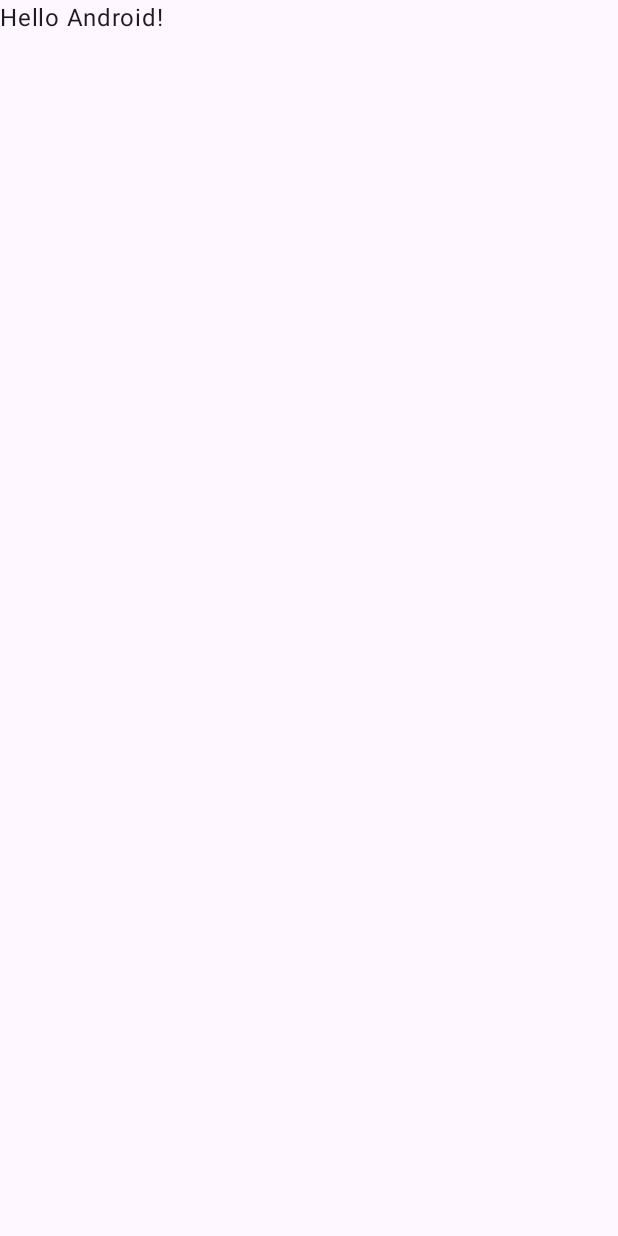
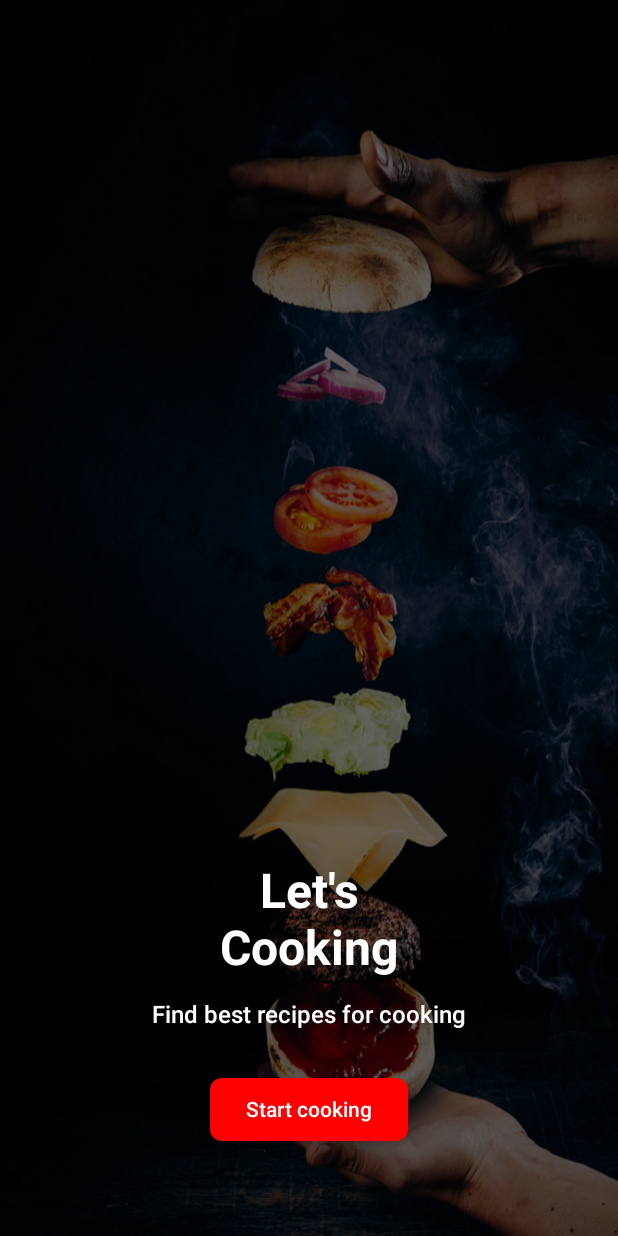
Before and after one commit to victorashino/EasyRecipes, an Android app built with Jetpack Compose: the screen it shows after launch (MainActivity), on a phone screen of 412 x 824 dp. Before the commit the screen is almost empty. Run offline under Robolectric (Android 15) with nearby library versions, the phone set to English and light mode, and no system bars; network calls fail; 1 statement that could not run was skipped.

```diff
--- a/app/src/main/AndroidManifest.xml
+++ b/app/src/main/AndroidManifest.xml
@@ -1,6 +1,8 @@
 <?xml version="1.0" encoding="utf-8"?>
 <manifest xmlns:android="http://schemas.android.com/apk/res/android"
     xmlns:tools="http://schemas.android.com/tools">
+
+    <uses-permission android:name="android.permission.INTERNET" />
 
     <application
         android:allowBackup="true"
--- /dev/null
+++ b/app/src/main/java/com/devspace/myapplication/ERApp.kt
@@ -0,0 +1,45 @@
+package com.devspace.myapplication
+
+import androidx.compose.runtime.Composable
+import androidx.navigation.NavType
+import androidx.navigation.compose.NavHost
+import androidx.navigation.compose.composable
+import androidx.navigation.compose.rememberNavController
+import androidx.navigation.navArgument
+import com.devspace.myapplication.detail.presentation.RecipeDetailViewModel
+import com.devspace.myapplication.detail.presentation.ui.RecipeDetailScreen
+import com.devspace.myapplication.list.presentation.RecipeListViewModel
+import com.devspace.myapplication.list.presentation.ui.RecipeListScreen
+import com.devspace.myapplication.presentationscr.PresentationScreen
+
+@Composable
+fun ERApp(
+    recipeListViewModel: RecipeListViewModel,
+    recipeDetailViewModel: RecipeDetailViewModel
+) {
+    val navController = rememberNavController()
+    NavHost(navController = navController, startDestination = "presentationScreen") {
+        composable(route = "presentationScreen") {
+            PresentationScreen(navController)
+        }
+        composable(route = "recipeListScreen") {
+            RecipeListScreen(
+                navController,
+                recipeListViewModel
+                )
+        }
+        composable(
+            route = "recipeDetailScreen" + "/{itemId}",
+            arguments = listOf(navArgument("itemId") {
+                type = NavType.StringType
+            })
+        ) {backStackEntry ->
+            val movieId = requireNotNull(backStackEntry.arguments?.getString("itemId"))
+            RecipeDetailScreen(
+                movieId,
+                navController,
+                recipeDetailViewModel
+            )
+        }
+    }
+}
--- a/app/src/main/java/com/devspace/myapplication/MainActivity.kt
+++ b/app/src/main/java/com/devspace/myapplication/MainActivity.kt
@@ -3,44 +3,34 @@ package com.devspace.myapplication
 import android.os.Bundle
 import androidx.activity.ComponentActivity
 import androidx.activity.compose.setContent
+import androidx.activity.viewModels
 import androidx.compose.foundation.layout.fillMaxSize
-import androidx.compose.material3.MaterialTheme
 import androidx.compose.material3.Surface
-import androidx.compose.material3.Text
-import androidx.compose.runtime.Composable
 import androidx.compose.ui.Modifier
-import androidx.compose.ui.tooling.preview.Preview
+import androidx.compose.ui.graphics.Color
+import com.devspace.myapplication.detail.presentation.RecipeDetailViewModel
+import com.devspace.myapplication.list.presentation.RecipeListViewModel
 import com.devspace.myapplication.ui.theme.EasyRecipesTheme
 
 class MainActivity : ComponentActivity() {
+
+    private val listViewModel by viewModels<RecipeListViewModel>{ RecipeListViewModel.Factory }
+    private val detailViewModel by viewModels<RecipeDetailViewModel>{ RecipeDetailViewModel.Factory }
+
     override fun onCreate(savedInstanceState: Bundle?) {
         super.onCreate(savedInstanceState)
         setContent {
             EasyRecipesTheme {
-                // A surface container using the 'background' color from the theme
                 Surface(
                     modifier = Modifier.fillMaxSize(),
-                    color = MaterialTheme.colorScheme.background
+                    color = Color(0xFFFFF6F1)
                 ) {
-                    Greeting("Android")
+                    ERApp(
+                        listViewModel,
+                        detailViewModel
+                    )
                 }
             }
         }
     }
 }
-
-@Composable
-fun Greeting(name: String, modifier: Modifier = Modifier) {
-    Text(
-        text = "Hello $name!",
-        modifier = modifier
-    )
-}
-
-@Preview(showBackground = true)
-@Composable
-fun GreetingPreview() {
-    EasyRecipesTheme {
-        Greeting("Android")
-    }
-}
--- /dev/null
+++ b/app/src/main/java/com/devspace/myapplication/common/data/RetrofitClient.kt
@@ -0,0 +1,35 @@
+package com.devspace.myapplication.common.data
+
+import com.devspace.myapplication.BuildConfig
+import okhttp3.OkHttpClient
+import okhttp3.Request
+import retrofit2.Retrofit
+import retrofit2.converter.gson.GsonConverterFactory
+
+private const val BASE_URL: String = "https://api.spoonacular.com/"
+
+object RetrofitClient {
+
+    private val httpClient: OkHttpClient
+        get() {
+            val clientBuilder = OkHttpClient.Builder()
+            val token = BuildConfig.API_KEY
+
+            clientBuilder.addInterceptor { chain ->
+                val original: Request = chain.request()
+                val request = original.newBuilder()
+                val originalHttpUrl = chain.request().url
+                val newUrl = originalHttpUrl.newBuilder()
+                    .addQueryParameter("apiKey", token).build()
+                chain.proceed(request.url(newUrl).build())
+            }
+            return clientBuilder.build()
+        }
+
+    val retrofitInstance: Retrofit = Retrofit.Builder()
+        .baseUrl(BASE_URL)
+        .client(httpClient)
+        .addConverterFactory(GsonConverterFactory.create())
+        .build()
+
+}
--- /dev/null
+++ b/app/src/main/java/com/devspace/myapplication/detail/data/DetailService.kt
@@ -0,0 +1,16 @@
+package com.devspace.myapplication.detail.data
+
+import com.devspace.myapplication.common.model.RecipeDto
+import retrofit2.Response
+import retrofit2.http.GET
+import retrofit2.http.Path
+
+interface DetailService {
+
+    @GET("recipes/{id}/information?includeNutrition=false")
+    suspend fun getRecipeDetail(
+        @Path("id")
+        id: String
+    ): Response<RecipeDto>
+
+}
--- /dev/null
+++ b/app/src/main/java/com/devspace/myapplication/detail/presentation/RecipeDetailViewModel.kt
@@ -0,0 +1,47 @@
+package com.devspace.myapplication.detail.presentation
+
+import android.util.Log
+import androidx.lifecycle.ViewModel
+import androidx.lifecycle.ViewModelProvider
+import androidx.lifecycle.viewModelScope
+import androidx.lifecycle.viewmodel.CreationExtras
+import com.devspace.myapplication.common.data.RetrofitClient
+import com.devspace.myapplication.common.model.RecipeDto
+import com.devspace.myapplication.detail.data.DetailService
+import kotlinx.coroutines.Dispatchers
+import kotlinx.coroutines.flow.MutableStateFlow
+import kotlinx.coroutines.flow.StateFlow
+import kotlinx.coroutines.launch
+
+class RecipeDetailViewModel(
+    private val detailService: DetailService
+) : ViewModel() {
+
+    private val _uiRecipeDetail = MutableStateFlow<RecipeDto?>(null)
+    val uiRecipeDetail: StateFlow<RecipeDto?> = _uiRecipeDetail
+
+    fun fetchDetail(id: String) = viewModelScope.launch(Dispatchers.IO) {
+        val response = detailService.getRecipeDetail(id)
+        if (response.isSuccessful) {
+            val recipes = response.body()
+            if (recipes != null) {
+                _uiRecipeDetail.value = recipes
+                Log.d("RecipeDetailViewModel", "${response.body()}")
+            }
+        } else {
+            Log.d("RecipeDetailViewModel", "Request Error :: ${response.errorBody()}")
+        }
+    }
+
+    companion object {
+        val Factory: ViewModelProvider.Factory = object : ViewModelProvider.Factory {
+            override fun <T : ViewModel> create(modelClass: Class<T>, extras: CreationExtras): T {
+                val detailService = RetrofitClient.retrofitInstance.create(DetailService::class.java)
+                return RecipeDetailViewModel(
+                    detailService
+                ) as T
+            }
+        }
+    }
+
+}
--- /dev/null
+++ b/app/src/main/java/com/devspace/myapplication/list/data/RandomListService.kt
@@ -0,0 +1,13 @@
+package com.devspace.myapplication.list.data
+
+import com.devspace.myapplication.common.model.RecipeResponse
+import retrofit2.Call
+import retrofit2.Response
+import retrofit2.http.GET
+
+interface RandomListService {
+
+    @GET("recipes/random?number=2")
+    suspend fun getRandom(): Response<RecipeResponse>
+
+}
--- /dev/null
+++ b/app/src/main/java/com/devspace/myapplication/list/presentation/RecipeListViewModel.kt
@@ -0,0 +1,51 @@
+package com.devspace.myapplication.list.presentation
+
+import android.util.Log
+import androidx.compose.runtime.saveable.listSaver
+import androidx.lifecycle.ViewModel
+import androidx.lifecycle.ViewModelProvider
+import androidx.lifecycle.viewModelScope
+import androidx.lifecycle.viewmodel.CreationExtras
+import com.devspace.myapplication.common.data.RetrofitClient
+import com.devspace.myapplication.common.model.RecipeDto
+import com.devspace.myapplication.list.data.RandomListService
+import kotlinx.coroutines.Dispatchers
+import kotlinx.coroutines.flow.MutableStateFlow
+import kotlinx.coroutines.flow.StateFlow
+import kotlinx.coroutines.launch
+
+class RecipeListViewModel(
+    private val listService: RandomListService
+) : ViewModel() {
+
+    private val _uiRandomRecipes = MutableStateFlow<List<RecipeDto>>(emptyList())
+    val uiRandomRecipes: StateFlow<List<RecipeDto>> = _uiRandomRecipes
+
+    init {
+        fetchRandomRecipes()
+    }
+
+    private fun fetchRandomRecipes() = viewModelScope.launch(Dispatchers.IO) {
+        val response = listService.getRandom()
+        if (response.isSuccessful) {
+            val recipes = response.body()?.recipes
+            if (recipes != null) {
+                _uiRandomRecipes.value = recipes
+                Log.d("RecipeListViewModel", "${response.body()}")
+            }
+        } else {
+            Log.d("RecipeListViewModel", "Request Error :: ${response.errorBody()}")
+        }
+    }
+
+    companion object {
+        val Factory: ViewModelProvider.Factory = object : ViewModelProvider.Factory {
+            override fun <T : ViewModel> create(modelClass: Class<T>, extras: CreationExtras): T {
+                val listService = RetrofitClient.retrofitInstance.create(RandomListService::class.java)
+                return RecipeListViewModel(
+                    listService
+                ) as T
+            }
+        }
+    }
+}
--- /dev/null
+++ b/app/src/main/java/com/devspace/myapplication/presentationscr/PresentationScreen.kt
@@ -0,0 +1,113 @@
+package com.devspace.myapplication.presentationscr
+
+import androidx.compose.foundation.Image
+import androidx.compose.foundation.background
+import androidx.compose.foundation.layout.Arrangement
+import androidx.compose.foundation.layout.Box
+import androidx.compose.foundation.layout.Column
+import androidx.compose.foundation.layout.fillMaxSize
+import androidx.compose.foundation.layout.height
+import androidx.compose.foundation.layout.padding
+import androidx.compose.foundation.layout.width
+import androidx.compose.foundation.shape.RoundedCornerShape
+import androidx.compose.material3.Button
+import androidx.compose.material3.ButtonDefaults
+import androidx.compose.material3.Text
+import androidx.compose.runtime.Composable
+import androidx.compose.ui.Alignment
+import androidx.compose.ui.Modifier
+import androidx.compose.ui.graphics.Color
+import androidx.compose.ui.layout.ContentScale
+import androidx.compose.ui.res.painterResource
+import androidx.compose.ui.text.TextStyle
+import androidx.compose.ui.text.font.FontWeight
+import androidx.compose.ui.unit.dp
+import androidx.compose.ui.unit.sp
+import androidx.navigation.NavHostController
+import com.devspace.myapplication.R
+
+@Composable
+fun PresentationScreen(navController: NavHostController) {
+    PresentationContent(navController)
+}
+
+@Composable
+private fun PresentationContent(navController: NavHostController) {
+    Box(
+        modifier = Modifier.fillMaxSize()
+    ) {
+        Image(
+            modifier = Modifier.fillMaxSize(),
+            painter = painterResource(id = R.drawable.onboarding),
+            contentDescription = "Background Image",
+            contentScale = ContentScale.FillBounds
+        )
+
+        Box(
+            modifier = Modifier
+                .fillMaxSize()
+                .background(color = Color(0x99000000)),
+        ) {
+            Column(
+                modifier = Modifier
+                    .padding(bottom = 64.dp)
+                    .fillMaxSize(),
+                horizontalAlignment = Alignment.CenterHorizontally,
+                verticalArrangement = Arrangement.Bottom,
+            ) {
+                Text(
+                    text = "Let's",
+                    style = TextStyle(
+                        fontSize = 32.sp,
+                        color = Color.White,
+                        fontWeight = FontWeight.Bold
+                    ),
+                )
+                Text(
+                    text = "Cooking",
+                    modifier = Modifier.padding(bottom = 16.dp),
+                    style = TextStyle(
+                        fontSize = 32.sp,
+                        color = Color.White,
+                        fontWeight = FontWeight.Bold
+                    ),
+                )
+                Text(
+                    text = "Find best recipes for cooking",
+                    style = TextStyle(
+                        fontSize = 16.sp,
+                        color = Color.White,
+                        fontWeight = FontWeight.SemiBold
+                    ),
+                )
+                ButtonStart {
+                    navController.navigate("recipeListScreen")
+                }
+            }
+        }
+    }
+}
+
+@Composable
+private fun ButtonStart(onClick: () -> Unit) {
+    Button(
+        onClick = onClick,
+        colors = ButtonDefaults.buttonColors(
+            containerColor = Color.Red
+        ),
+        shape = RoundedCornerShape(8.dp),
+        modifier = Modifier
+            .height(74.dp)
+            .width(132.dp)
+            .padding(top = 32.dp)
+    ) {
+        Text(
+            text = "Start cooking",
+            style = TextStyle(
+                fontSize = 14.sp,
+                color = Color.White,
+                fontWeight = FontWeight.SemiBold
+            ),
+        )
+    }
+}
--- a/app/src/main/java/com/devspace/myapplication/ui/theme/Color.kt
+++ b/app/src/main/java/com/devspace/myapplication/ui/theme/Color.kt
@@ -9,3 +9,4 @@ val RedAccent80 = Color(0xFFFF8A80) // Acento vermelho claro para o tema dark
 val Red40 = Color(0xFFD32F2F) // Vermelho para o tema light
 val RedGrey40 = Color(0xFFBDBDBD) // Cinza avermelhado para o tema light
 val RedAccent40 = Color(0xFFFF5252) // Acento vermelho para o tema light
+val Abc = Color(0xFFFFF0E7)
--- a/app/src/main/res/values/colors.xml
+++ b/app/src/main/res/values/colors.xml
@@ -5,6 +5,6 @@
     <color name="purple_700">#FF3700B3</color>
     <color name="teal_200">#FF03DAC5</color>
     <color name="teal_700">#FF018786</color>
-    <color name="black">#FF000000</color>
+    <color name="black">#000000</color>
     <color name="white">#FFFFFFFF</color>
 </resources>
```
Also changed, not shown: app/src/main/java/com/devspace/myapplication/ERHtmlToText.kt (added, +34 -0 lines), app/src/main/java/com/devspace/myapplication/common/model/RecipeResponse.kt (added, +14 -0 lines), app/src/main/java/com/devspace/myapplication/detail/presentation/ui/RecipeDetailScreen.kt (added, +85 -0 lines), app/src/main/java/com/devspace/myapplication/list/presentation/ui/RecipeListScreen.kt (added, +163 -0 lines).
